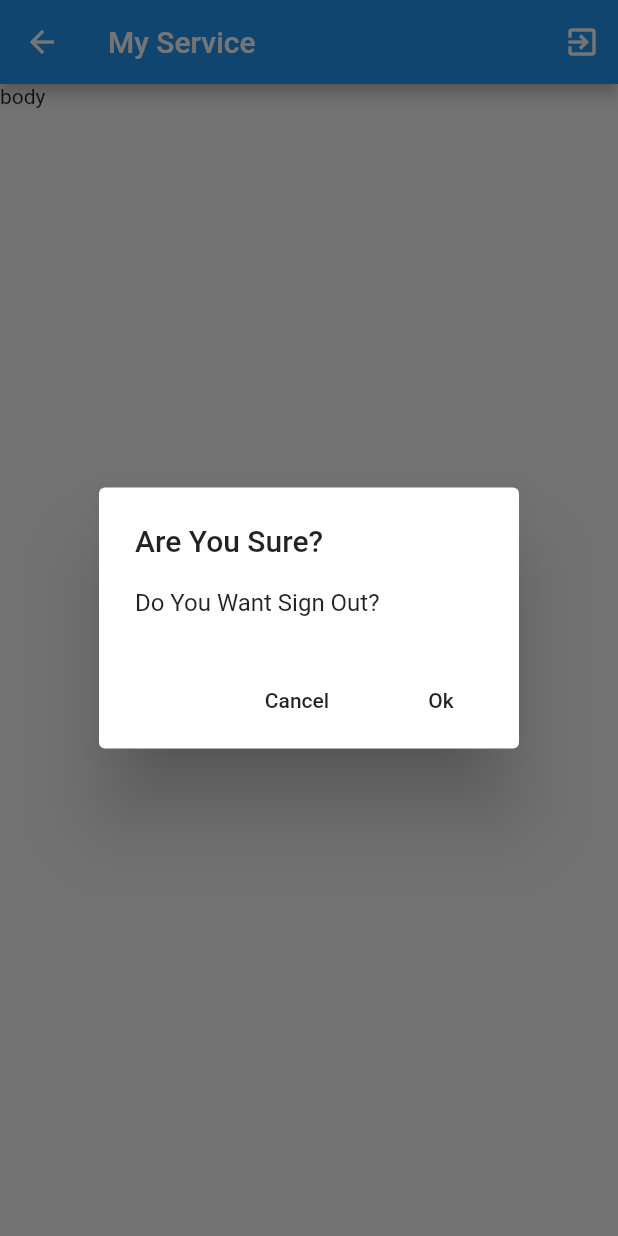
After one commit to jiramateGitHub/Flutter-Training, a Flutter app: the MyService screen opened directly, after a tap on the "exit to app" icon, on a phone screen of 412 x 824 dp. The commit adds this screen. Run offline on Flutter 3.47's test engine with Material 2 defaults, Android fonts, the light colour scheme and no system bars; our stand-ins replace firebase_auth; missing offline and left inert: dart:ffi; accounts and stored records are empty.

Commit message:
update logout

```diff
--- /dev/null
+++ b/lib/screens/my_service.dart
@@ -0,0 +1,76 @@
+import 'package:appshoppingmall/screens/home.dart';
+import 'package:firebase_auth/firebase_auth.dart';
+import 'package:flutter/material.dart';
+
+class MyService extends StatefulWidget {
+  @override
+  _MyServiceState createState() => _MyServiceState();
+}
+
+class _MyServiceState extends State<MyService> {
+  //Explicit
+
+  //Method
+  Widget signOutButton() {
+    return IconButton(
+      icon: Icon(Icons.exit_to_app),
+      tooltip: 'Sign Out',
+      onPressed: () {
+        MyAlert();
+      },
+    );
+  }
+
+  void MyAlert() {
+    showDialog(
+        context: context,
+        builder: (BuildContext context) {
+          return AlertDialog(
+            title: Text('Are You Sure?'),
+            content: Text('Do You Want Sign Out?'),
+            actions: <Widget>[cancelButton(), okButton()],
+          );
+        });
+  }
+
+  Widget okButton() {
+    return FlatButton(
+      child: Text('Ok'),
+      onPressed: () {
+        Navigator.of(context).pop();
+        processSignOut();
+      },
+    );
+  }
+
+  Widget cancelButton() {
+    return FlatButton(
+      child: Text('Cancel'),
+      onPressed: () {
+        Navigator.of(context).pop();
+      },
+    );
+  }
+
+  Future<void> processSignOut() async {
+    FirebaseAuth firebaseAuth = FirebaseAuth.instance;
+    await firebaseAuth.signOut().then((response) {
+      MaterialPageRoute materialPageRoute = MaterialPageRoute(
+        builder: (BuildContext context) => Home(),
+      );
+      Navigator.of(context).pushAndRemoveUntil(
+          materialPageRoute, (Route<dynamic> route) => false);
+    });
+  }
+
+  @override
+  Widget build(BuildContext context) {
+    return Scaffold(
+      appBar: AppBar(
+        title: Text('My Service'),
+        actions: <Widget>[signOutButton()],
+      ),
+      body: Text('body'),
+    );
+  }
+}
```
Also changed, not shown: lib/screens/home.dart (+20 -1 lines), lib/screens/register.dart (renamed from lib/register.dart, +48 -0 lines).
